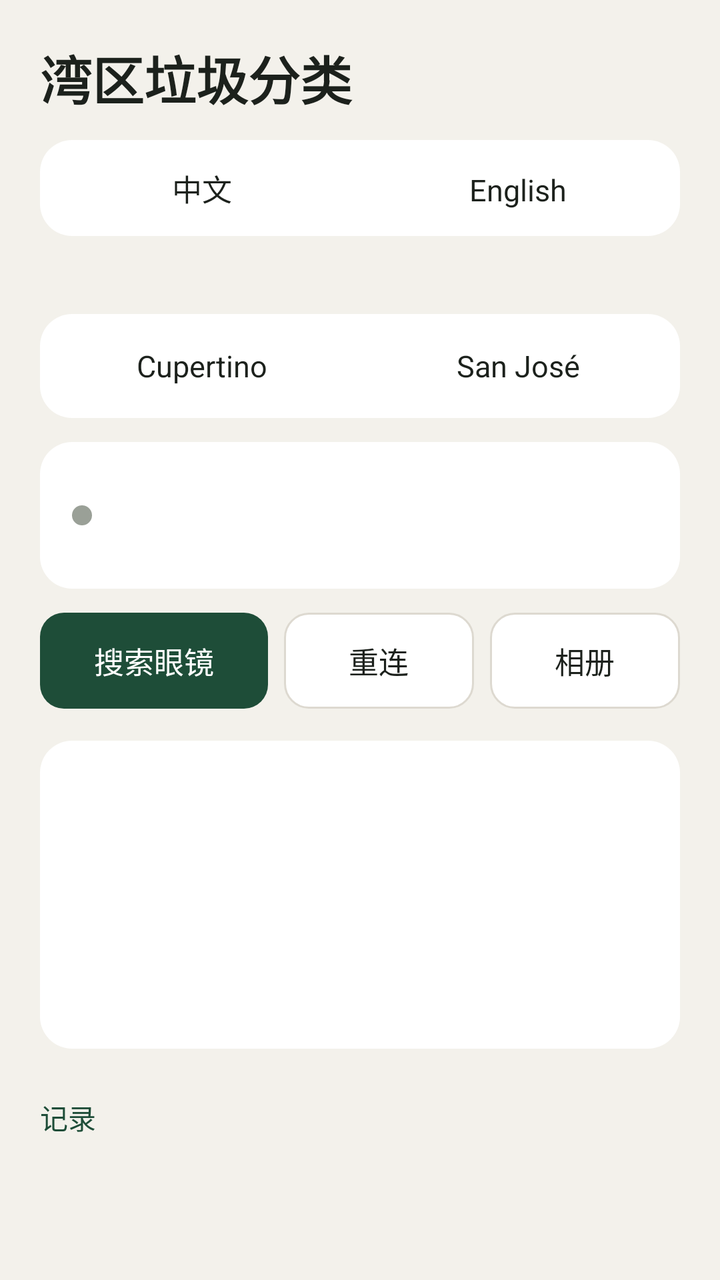
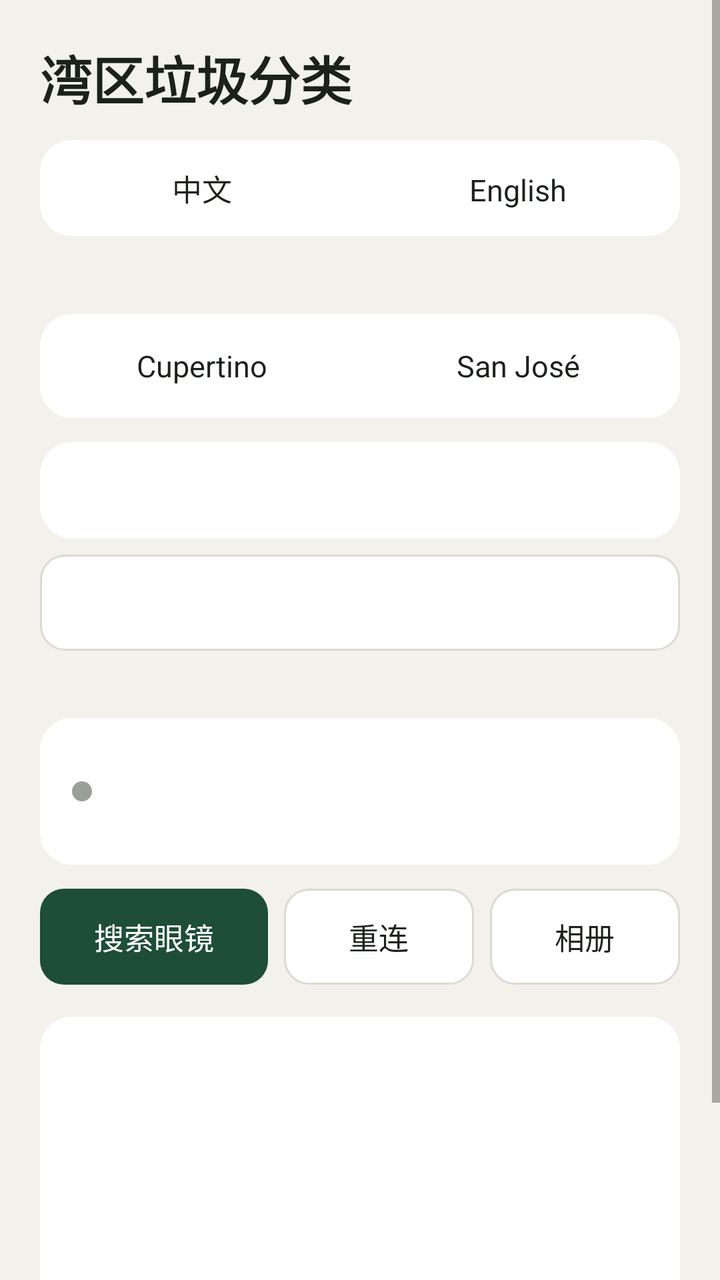

The first picture is an Android layout as it rendered before a commit; the second is the same layout after the commit. The layout source and the unified diff follow.
<!-- AndroidManifest.xml: application theme Theme.BayBinPhone -->
<!-- res/layout/main.xml -->
<?xml version="1.0" encoding="utf-8"?>
<ScrollView xmlns:android="http://schemas.android.com/apk/res/android"
    android:layout_width="match_parent"
    android:layout_height="match_parent"
    android:background="@color/paper"
    android:clipToPadding="false"
    android:fillViewport="true"
    android:fitsSystemWindows="true">

    <LinearLayout
        android:layout_width="match_parent"
        android:layout_height="wrap_content"
        android:orientation="vertical"
        android:paddingStart="20dp"
        android:paddingTop="20dp"
        android:paddingEnd="20dp"
        android:paddingBottom="28dp">

        <TextView
            android:id="@+id/title"
            android:layout_width="match_parent"
            android:layout_height="wrap_content"
            android:text="@string/app_name"
            android:textColor="@color/ink"
            android:textSize="26sp"
            android:textStyle="bold" />

        <RadioGroup
            android:id="@+id/lang"
            android:layout_width="match_parent"
            android:layout_height="wrap_content"
            android:layout_marginTop="12dp"
            android:background="@drawable/bg_card"
            android:orientation="horizontal"
            android:padding="4dp">

            <RadioButton
                android:id="@+id/lang_zh"
                android:layout_width="0dp"
                android:layout_height="40dp"
                android:layout_weight="1"
                android:background="@drawable/bg_seg"
                android:button="@null"
                android:gravity="center"
                android:text="中文"
                android:textColor="@color/seg_text"
                android:textSize="15sp" />

            <RadioButton
                android:id="@+id/lang_en"
                android:layout_width="0dp"
                android:layout_height="40dp"
                android:layout_marginStart="4dp"
                android:layout_weight="1"
                android:background="@drawable/bg_seg"
                android:button="@null"
                android:gravity="center"
                android:text="English"
                android:textColor="@color/seg_text"
                android:textSize="15sp" />
        </RadioGroup>

        <TextView
            android:id="@+id/city_hint"
            android:layout_width="match_parent"
            android:layout_height="wrap_content"
            android:layout_marginTop="4dp"
            android:textColor="@color/muted"
            android:textSize="14sp" />

        <RadioGroup
            android:id="@+id/city"
            android:layout_width="match_parent"
            android:layout_height="wrap_content"
            android:layout_marginTop="16dp"
            android:background="@drawable/bg_card"
            android:orientation="horizontal"
            android:padding="4dp">

            <RadioButton
                android:id="@+id/city_cupertino"
                android:layout_width="0dp"
                android:layout_height="44dp"
                android:layout_weight="1"
                android:background="@drawable/bg_seg"
                android:button="@null"
                android:gravity="center"
                android:text="Cupertino"
                android:textColor="@color/seg_text"
                android:textSize="15sp" />

            <RadioButton
                android:id="@+id/city_sanjose"
                android:layout_width="0dp"
                android:layout_height="44dp"
                android:layout_marginStart="4dp"
                android:layout_weight="1"
                android:background="@drawable/bg_seg"
                android:button="@null"
                android:gravity="center"
                android:text="San José"
                android:textColor="@color/seg_text"
                android:textSize="15sp" />
        </RadioGroup>

        <LinearLayout
            android:layout_width="match_parent"
            android:layout_height="wrap_content"
            android:layout_marginTop="12dp"
            android:background="@drawable/bg_card"
            android:gravity="center_vertical"
            android:orientation="horizontal"
            android:padding="16dp">

            <View
                android:id="@+id/status_dot"
                android:layout_width="10dp"
                android:layout_height="10dp"
                android:background="@drawable/bg_dot" />

            <LinearLayout
                android:layout_width="0dp"
                android:layout_height="wrap_content"
                android:layout_marginStart="12dp"
                android:layout_weight="1"
                android:orientation="vertical">

                <TextView
                    android:id="@+id/status"
                    android:layout_width="match_parent"
                    android:layout_height="wrap_content"
                    android:textColor="@color/ink"
                    android:textSize="16sp"
                    android:textStyle="bold" />

                <TextView
                    android:id="@+id/status_hint"
                    android:layout_width="match_parent"
                    android:layout_height="wrap_content"
                    android:layout_marginTop="2dp"
                    android:textColor="@color/muted"
                    android:textSize="13sp" />
            </LinearLayout>
        </LinearLayout>

        <LinearLayout
            android:layout_width="match_parent"
            android:layout_height="wrap_content"
            android:layout_marginTop="12dp"
            android:orientation="horizontal">

            <Button
                android:id="@+id/scan"
                style="@style/Button.Primary"
                android:layout_width="0dp"
                android:layout_height="wrap_content"
                android:layout_weight="1.2"
                android:text="搜索眼镜" />

            <Button
                android:id="@+id/reconnect"
                style="@style/Button.Secondary"
                android:layout_width="0dp"
                android:layout_height="wrap_content"
                android:layout_marginStart="8dp"
                android:layout_weight="1"
                android:text="重连" />

            <Button
                android:id="@+id/gallery"
                style="@style/Button.Secondary"
                android:layout_width="0dp"
                android:layout_height="wrap_content"
                android:layout_marginStart="8dp"
                android:layout_weight="1"
                android:text="相册" />
        </LinearLayout>

        <ListView
            android:id="@+id/devices"
            android:layout_width="match_parent"
            android:layout_height="120dp"
            android:layout_marginTop="8dp"
            android:background="@drawable/bg_card"
            android:visibility="gone" />

        <LinearLayout
            android:id="@+id/result"
            android:layout_width="match_parent"
            android:layout_height="wrap_content"
            android:layout_marginTop="16dp"
            android:background="@drawable/bg_card"
            android:orientation="vertical"
            android:padding="18dp">

            <TextView
                android:id="@+id/result_label"
                android:layout_width="match_parent"
                android:layout_height="wrap_content"
                android:textColor="@color/muted"
                android:textSize="13sp" />

            <TextView
                android:id="@+id/line1"
                android:layout_width="match_parent"
                android:layout_height="wrap_content"
                android:layout_marginTop="4dp"
                android:textColor="@color/ink"
                android:textSize="32sp"
                android:textStyle="bold" />

            <TextView
                android:id="@+id/line2"
                android:layout_width="match_parent"
                android:layout_height="wrap_content"
                android:layout_marginTop="6dp"
                android:lineSpacingExtra="2dp"
                android:textColor="@color/ink"
                android:textSize="16sp" />

            <TextView
                android:id="@+id/meta"
                android:layout_width="match_parent"
                android:layout_height="wrap_content"
                android:layout_marginTop="8dp"
                android:textColor="@color/muted"
                android:textSize="13sp" />
        </LinearLayout>

        <ImageView
            android:id="@+id/photo"
            android:layout_width="match_parent"
            android:layout_height="220dp"
            android:layout_marginTop="12dp"
            android:background="@drawable/bg_card"
            android:clipToOutline="true"
            android:contentDescription="刚看过的照片"
            android:scaleType="fitCenter"
            android:visibility="gone" />

        <TextView
            android:id="@+id/log_toggle"
            android:layout_width="wrap_content"
            android:layout_height="wrap_content"
            android:layout_marginTop="16dp"
            android:paddingTop="8dp"
            android:paddingBottom="8dp"
            android:text="记录"
            android:textColor="@color/accent"
            android:textSize="14sp" />

        <ScrollView
            android:id="@+id/log_scroll"
            android:layout_width="match_parent"
            android:layout_height="200dp"
            android:background="@drawable/bg_card"
            android:padding="12dp"
            android:visibility="gone">

            <TextView
                android:id="@+id/log"
                android:layout_width="match_parent"
                android:layout_height="wrap_content"
                android:fontFamily="monospace"
                android:textColor="@color/muted"
                android:textIsSelectable="true"
                android:textSize="11sp" />
        </ScrollView>
    </LinearLayout>
</ScrollView>
<!-- resources referenced by this layout -->
<resources>
  <color name="accent">#1E4D38</color>
  <color name="ink">#1C211C</color>
  <color name="muted">#5E675F</color>
  <color name="paper">#F3F1EB</color>
  <!-- drawable bg_card (drawable) -->
  <?xml version="1.0" encoding="utf-8"?>
  <shape xmlns:android="http://schemas.android.com/apk/res/android" android:shape="rectangle">
      <solid android:color="@color/card" />
      <corners android:radius="16dp" />
  </shape>
  <!-- drawable bg_dot (drawable) -->
  <?xml version="1.0" encoding="utf-8"?>
  <shape xmlns:android="http://schemas.android.com/apk/res/android" android:shape="oval">
      <solid android:color="@color/dot_off" />
      <size android:width="10dp" android:height="10dp" />
  </shape>
  <!-- drawable bg_seg (drawable) -->
  <?xml version="1.0" encoding="utf-8"?>
  <selector xmlns:android="http://schemas.android.com/apk/res/android">
      <item android:state_checked="true">
          <shape android:shape="rectangle">
              <solid android:color="@color/accent" />
              <corners android:radius="12dp" />
          </shape>
      </item>
      <item>
          <shape android:shape="rectangle">
              <solid android:color="@android:color/transparent" />
              <corners android:radius="12dp" />
          </shape>
      </item>
  </selector>
  <string name="app_name">湾区垃圾分类</string>
  <style name="Button.Primary" parent="@android:style/Widget.Material.Button">
          <item name="android:background">@drawable/bg_button_primary</item>
          <item name="android:textColor">@color/on_accent</item>
          <item name="android:textAllCaps">false</item>
          <item name="android:textSize">15sp</item>
          <item name="android:minHeight">48dp</item>
          <item name="android:stateListAnimator">@null</item>
          <item name="android:elevation">0dp</item>
      </style>
  <style name="Button.Secondary" parent="@android:style/Widget.Material.Button">
          <item name="android:background">@drawable/bg_button_secondary</item>
          <item name="android:textColor">@color/ink</item>
          <item name="android:textAllCaps">false</item>
          <item name="android:textSize">15sp</item>
          <item name="android:minHeight">48dp</item>
          <item name="android:stateListAnimator">@null</item>
          <item name="android:elevation">0dp</item>
      </style>
  <style name="Theme.BayBinPhone" parent="@android:style/Theme.Material.Light.NoActionBar">
          <item name="android:colorPrimary">@color/accent</item>
          <item name="android:colorPrimaryDark">@color/accent</item>
          <item name="android:colorAccent">@color/accent</item>
          <item name="android:windowBackground">@color/paper</item>
          <item name="android:statusBarColor">@color/paper</item>
          <item name="android:navigationBarColor">@color/paper</item>
          <item name="android:windowLightStatusBar">true</item>
          <item name="android:windowLightNavigationBar">true</item>
          <item name="android:forceDarkAllowed">false</item>
      </style>
  <color name="card">#FFFFFF</color>
  <color name="dot_off">#9AA097</color>
  <!-- drawable bg_button_primary (drawable) -->
  <?xml version="1.0" encoding="utf-8"?>
  <ripple xmlns:android="http://schemas.android.com/apk/res/android" android:color="#33FFFFFF">
      <item>
          <shape android:shape="rectangle">
              <solid android:color="@color/accent" />
              <corners android:radius="12dp" />
          </shape>
      </item>
  </ripple>
  <color name="on_accent">#FFFFFF</color>
  <!-- drawable bg_button_secondary (drawable) -->
  <?xml version="1.0" encoding="utf-8"?>
  <ripple xmlns:android="http://schemas.android.com/apk/res/android" android:color="#221E4D38">
      <item>
          <shape android:shape="rectangle">
              <solid android:color="@color/card" />
              <stroke android:width="1dp" android:color="@color/line" />
              <corners android:radius="12dp" />
          </shape>
      </item>
  </ripple>
  <color name="line">#DDD9D0</color>
</resources>

<!-- the commit's change to res/layout/main.xml (unified diff, before → after) -->
@@ -102,6 +102,35 @@
                 android:textColor="@color/seg_text"
                 android:textSize="15sp" />
         </RadioGroup>
+
+        <EditText
+            android:id="@+id/key_input"
+            android:layout_width="match_parent"
+            android:layout_height="wrap_content"
+            android:layout_marginTop="12dp"
+            android:background="@drawable/bg_card"
+            android:importantForAutofill="no"
+            android:inputType="textPassword|textNoSuggestions"
+            android:saveEnabled="false"
+            android:padding="14dp"
+            android:textColor="@color/ink"
+            android:textColorHint="@color/muted"
+            android:textSize="15sp" />
+
+        <Button
+            android:id="@+id/key_save"
+            style="@style/Button.Secondary"
+            android:layout_width="match_parent"
+            android:layout_height="wrap_content"
+            android:layout_marginTop="8dp" />
+
+        <TextView
+            android:id="@+id/key_state"
+            android:layout_width="match_parent"
+            android:layout_height="wrap_content"
+            android:layout_marginTop="4dp"
+            android:textColor="@color/muted"
+            android:textSize="13sp" />
 
         <LinearLayout
             android:layout_width="match_parent"
